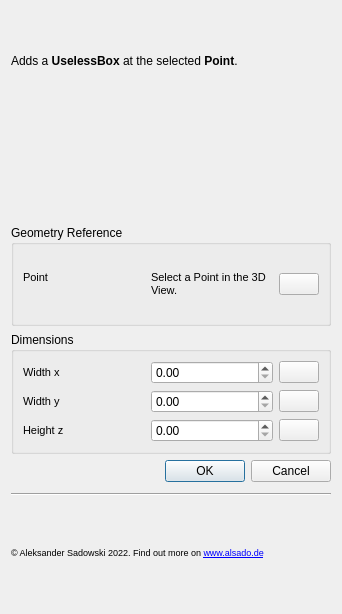
Old version of the form useless-rectangle-grid-ui.ui in the repository alekssadowski95/FreeCAD-Useless-Workbench.
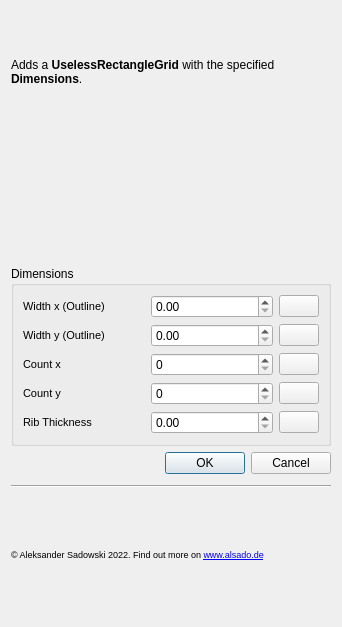
New version of the form. Icons and pictures are not drawn.

What changed in the file:
```diff
--- a/useless-rectangle-grid-ui.ui
+++ b/useless-rectangle-grid-ui.ui
@@ -7,7 +7,7 @@
     <x>0</x>
     <y>0</y>
     <width>342</width>
-    <height>614</height>
+    <height>627</height>
    </rect>
   </property>
   <property name="sizePolicy">
@@ -28,7 +28,7 @@
       </font>
      </property>
      <property name="text">
-      <string>&lt;html&gt;&lt;head/&gt;&lt;body&gt;&lt;p&gt;Adds a &lt;span style=&quot; font-weight:600;&quot;&gt;UselessBox&lt;/span&gt; at the selected &lt;span style=&quot; font-weight:600;&quot;&gt;Point&lt;/span&gt;.&lt;/p&gt;&lt;/body&gt;&lt;/html&gt;</string>
+      <string>&lt;html&gt;&lt;head/&gt;&lt;body&gt;&lt;p&gt;Adds a &lt;span style=&quot; font-weight:600;&quot;&gt;UselessRectangleGrid&lt;/span&gt; with the specified &lt;span style=&quot; font-weight:600;&quot;&gt;Dimensions&lt;/span&gt;.&lt;/p&gt;&lt;/body&gt;&lt;/html&gt;</string>
      </property>
      <property name="wordWrap">
       <bool>true</bool>
@@ -57,69 +57,6 @@
      </property>
     </widget>
    </item>
-   <item>
-    <widget class="QGroupBox" name="groupBox">
-     <property name="title">
-      <string>Geometry Reference</string>
-     </property>
-     <layout class="QVBoxLayout" name="verticalLayout_2">
-      <item>
-       <layout class="QHBoxLayout" name="horizontalLayout" stretch="1,1,0">
-        <item>
-         <widget class="QLabel" name="label_2">
-          <property name="font">
-           <font>
-            <pointsize>8</pointsize>
-           </font>
-          </property>
-          <property name="text">
-           <string>Point</string>
-          </property>
-          <property name="alignment">
-           <set>Qt::AlignLeading|Qt::AlignLeft|Qt::AlignTop</set>
-          </property>
-         </widget>
-        </item>
-        <item>
-         <widget class="QLabel" name="label_3">
-          <property name="font">
-           <font>
-            <pointsize>8</pointsize>
-           </font>
-          </property>
-          <property name="text">
-           <string>&lt;html&gt;&lt;head/&gt;&lt;body&gt;&lt;p&gt;Select a Point in the 3D View.&lt;/p&gt;&lt;/body&gt;&lt;/html&gt;</string>
-          </property>
-          <property name="wordWrap">
-           <bool>true</bool>
-          </property>
-         </widget>
-        </item>
-        <item>
-         <widget class="QPushButton" name="pushButton">
-          <property name="text">
-           <string/>
-          </property>
-          <property name="icon">
-           <iconset>
-            <normaloff>help.png</normaloff>help.png</iconset>
-          </property>
-          <property name="iconSize">
-           <size>
-            <width>20</width>
-            <height>20</height>
-           </size>
-          </property>
-          <property name="flat">
-           <bool>false</bool>
-          </property>
-         </widget>
-        </item>
-       </layout>
-      </item>
-     </layout>
-    </widget>
-   </item>
    <item>
     <widget class="QGroupBox" name="groupBox_2">
      <property name="title">
@@ -136,7 +73,7 @@
            </font>
           </property>
           <property name="text">
-           <string>Width x</string>
+           <string>Width x (Outline)</string>
           </property>
          </widget>
         </item>
@@ -178,7 +115,7 @@
            </font>
           </property>
           <property name="text">
-           <string>Width y</string>
+           <string>Width y (Outline)</string>
           </property>
          </widget>
         </item>
@@ -208,7 +145,7 @@
        </layout>
       </item>
       <item>
-       <layout class="QHBoxLayout" name="horizontalLayout_4" stretch="1,1,0">
+       <layout class="QHBoxLayout" name="horizontalLayout_6" stretch="1,1,0">
         <item>
          <widget class="QLabel" name="label_8">
           <property name="font">
@@ -217,15 +154,93 @@
            </font>
           </property>
           <property name="text">
-           <string>Height z</string>
+           <string>Count x</string>
           </property>
          </widget>
         </item>
         <item>
-         <widget class="QDoubleSpinBox" name="doubleSpinBox_3"/>
+         <widget class="QSpinBox" name="count_x_spinbox"/>
         </item>
         <item>
-         <widget class="QPushButton" name="pushButton_4">
+         <widget class="QPushButton" name="count_x_help_button">
+          <property name="text">
+           <string/>
+          </property>
+          <property name="icon">
+           <iconset>
+            <normaloff>help.png</normaloff>help.png</iconset>
+          </property>
+          <property name="iconSize">
+           <size>
+            <width>20</width>
+            <height>20</height>
+           </size>
+          </property>
+          <property name="flat">
+           <bool>false</bool>
+          </property>
+         </widget>
+        </item>
+       </layout>
+      </item>
+      <item>
+       <layout class="QHBoxLayout" name="horizontalLayout_7" stretch="1,1,0">
+        <item>
+         <widget class="QLabel" name="label_10">
+          <property name="font">
+           <font>
+            <pointsize>8</pointsize>
+           </font>
+          </property>
+          <property name="text">
+           <string>Count y</string>
+          </property>
+         </widget>
+        </item>
+        <item>
+         <widget class="QSpinBox" name="count_y_spinbox"/>
+        </item>
+        <item>
+         <widget class="QPushButton" name="count_y_help_button">
+          <property name="text">
+           <string/>
+          </property>
+          <property name="icon">
+           <iconset>
+            <normaloff>help.png</normaloff>help.png</iconset>
+          </property>
+          <property name="iconSize">
+           <size>
+            <width>20</width>
+            <height>20</height>
+           </size>
+          </property>
+          <property name="flat">
+           <bool>false</bool>
+          </property>
+         </widget>
+        </item>
+       </layout>
+      </item>
+      <item>
+       <layout class="QHBoxLayout" name="horizontalLayout_4" stretch="1,1,0">
+        <item>
+         <widget class="QLabel" name="label_2">
+          <property name="font">
+           <font>
+            <pointsize>8</pointsize>
+           </font>
+          </property>
+          <property name="text">
+           <string>Rib Thickness</string>
+          </property>
+         </widget>
+        </item>
+        <item>
+         <widget class="QDoubleSpinBox" name="rib_thickness_spinbox"/>
+        </item>
+        <item>
+         <widget class="QPushButton" name="rib_thickness_help_button">
           <property name="text">
            <string/>
           </property>
```
Left out of the diff: 8 changed lines with no effect on the pictures.
